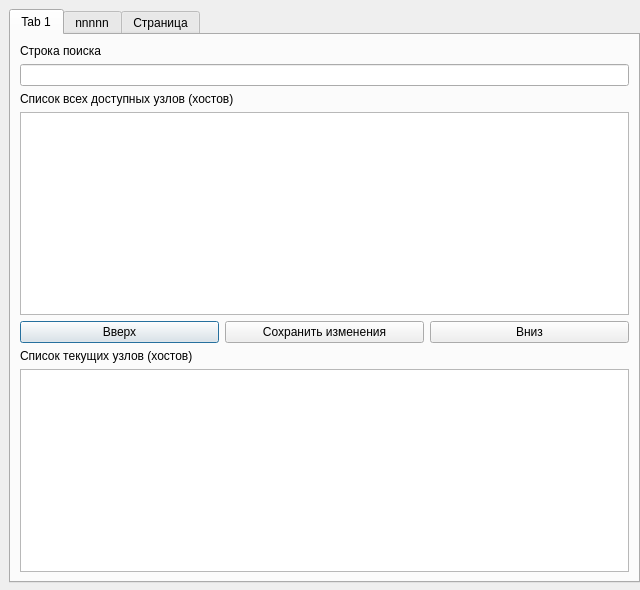
First picture: the form in ui/edit_and_view_window.ui, repository aleksey88bsuir/Network_monitoring, before the edit.
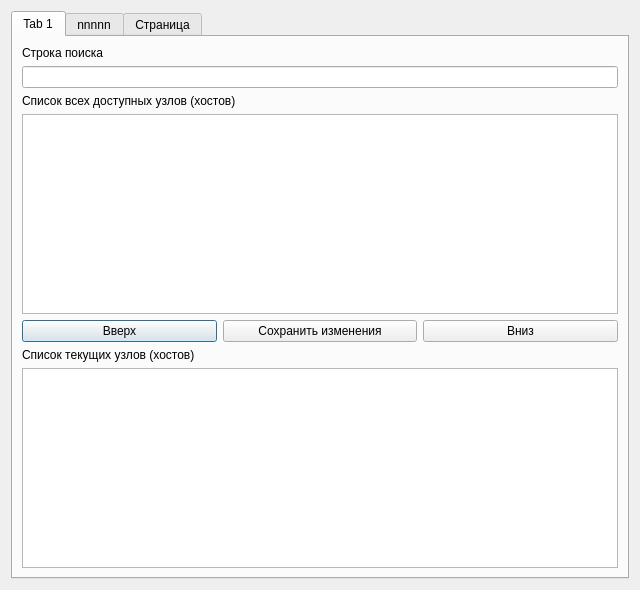
Second picture: the form after the edit. The open tabs and pages were chosen to show the change.

Commit message: Исправил графический интерфейс. Таблица растягивается равномерно как и должна. Написал функцию поиска по таблице. Спроектировал окно добавления и редактирования информации

The edit to the form file:
```diff
--- a/ui/edit_and_view_window.ui
+++ b/ui/edit_and_view_window.ui
@@ -10,47 +10,76 @@
     <height>590</height>
    </rect>
   </property>
+  <property name="sizePolicy">
+   <sizepolicy hsizetype="Expanding" vsizetype="Expanding">
+    <horstretch>0</horstretch>
+    <verstretch>0</verstretch>
+   </sizepolicy>
+  </property>
   <property name="windowTitle">
    <string>Dialog</string>
   </property>
+  <layout class="QVBoxLayout" name="verticalLayout_7">
+   <item>
   <widget class="QTabWidget" name="tabWidget">
-   <property name="geometry">
-    <rect>
-     <x>9</x>
-     <y>9</y>
-     <width>631</width>
-     <height>574</height>
-    </rect>
+     <property name="sizePolicy">
+      <sizepolicy hsizetype="Expanding" vsizetype="Expanding">
+       <horstretch>0</horstretch>
+       <verstretch>0</verstretch>
+      </sizepolicy>
+     </property>
+     <property name="sizeIncrement">
+      <size>
+       <width>0</width>
+       <height>0</height>
+      </size>
+     </property>
+     <property name="layoutDirection">
+      <enum>Qt::LeftToRight</enum>
    </property>
    <property name="currentIndex">
     <number>1</number>
    </property>
    <widget class="QWidget" name="widget">
+      <property name="sizePolicy">
+       <sizepolicy hsizetype="Expanding" vsizetype="Expanding">
+        <horstretch>0</horstretch>
+        <verstretch>0</verstretch>
+       </sizepolicy>
+      </property>
     <attribute name="title">
      <string>Tab 1</string>
     </attribute>
-    <layout class="QVBoxLayout" name="verticalLayout_2">
+      <layout class="QHBoxLayout" name="horizontalLayout_3">
      <item>
+        <layout class="QGridLayout" name="gridLayout_2">
+         <item row="0" column="0">
       <widget class="QLabel" name="l_search_string">
        <property name="text">
         <string>Строка поиска</string>
        </property>
       </widget>
      </item>
-     <item>
+         <item row="1" column="0">
       <widget class="QLineEdit" name="search_line"/>
      </item>
-     <item>
+         <item row="2" column="0">
       <widget class="QLabel" name="l_list_with_access_hosts">
+           <property name="sizePolicy">
+            <sizepolicy hsizetype="Expanding" vsizetype="Preferred">
+             <horstretch>0</horstretch>
+             <verstretch>0</verstretch>
+            </sizepolicy>
+           </property>
        <property name="text">
         <string>Список всех доступных узлов (хостов)</string>
        </property>
       </widget>
      </item>
-     <item>
+         <item row="3" column="0">
       <widget class="QListWidget" name="list_access_hosts"/>
      </item>
-     <item>
+         <item row="4" column="0">
       <layout class="QHBoxLayout" name="horizontalLayout">
        <item>
         <widget class="QPushButton" name="b_up">
@@ -75,17 +104,25 @@
        </item>
       </layout>
      </item>
-     <item>
+         <item row="5" column="0">
       <widget class="QLabel" name="l_list_of_hosts_to_work_with">
+           <property name="sizePolicy">
+            <sizepolicy hsizetype="Expanding" vsizetype="Preferred">
+             <horstretch>0</horstretch>
+             <verstretch>0</verstretch>
+            </sizepolicy>
+           </property>
        <property name="text">
         <string>Список текущих узлов (хостов)</string>
        </property>
       </widget>
      </item>
-     <item>
+         <item row="6" column="0">
       <widget class="QListWidget" name="list_working_hosts"/>
      </item>
     </layout>
+       </item>
+      </layout>
    </widget>
    <widget class="QWidget" name="tab_2">
     <attribute name="title">
@@ -235,6 +272,8 @@
     </layout>
    </widget>
   </widget>
+   </item>
+  </layout>
  </widget>
  <resources/>
  <connections/>
```
Left out of the diff: 30 changed lines with no effect on the pictures. Lines whose indentation alone changed are shown as unchanged. The commit also changes 5 other files.
